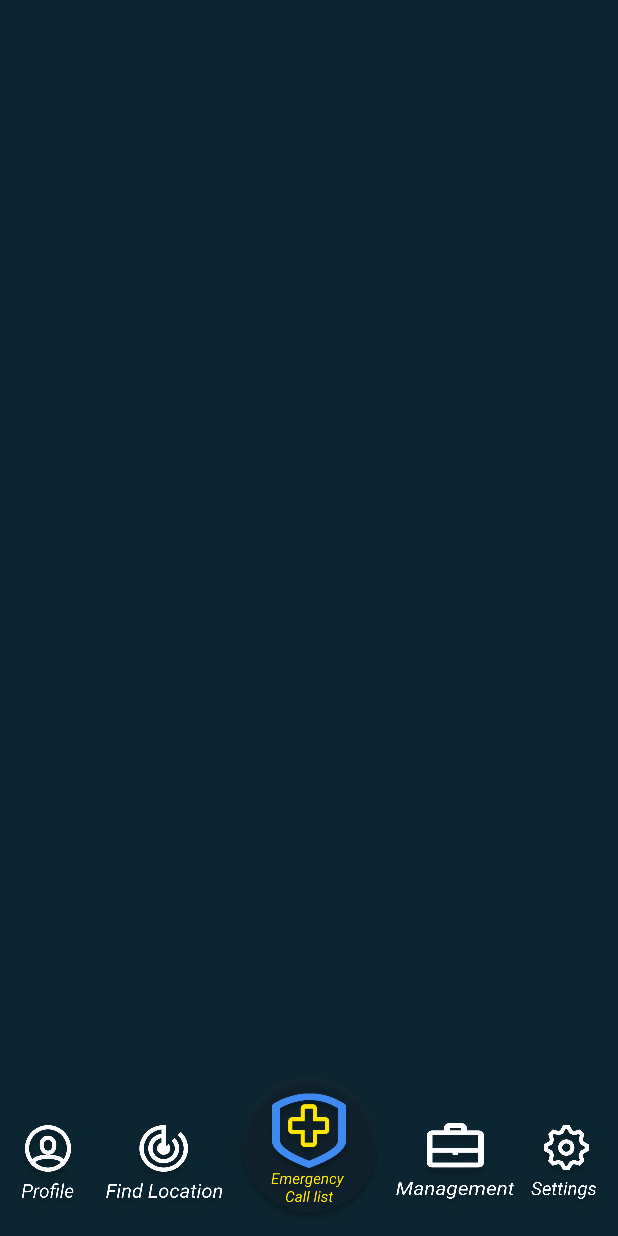
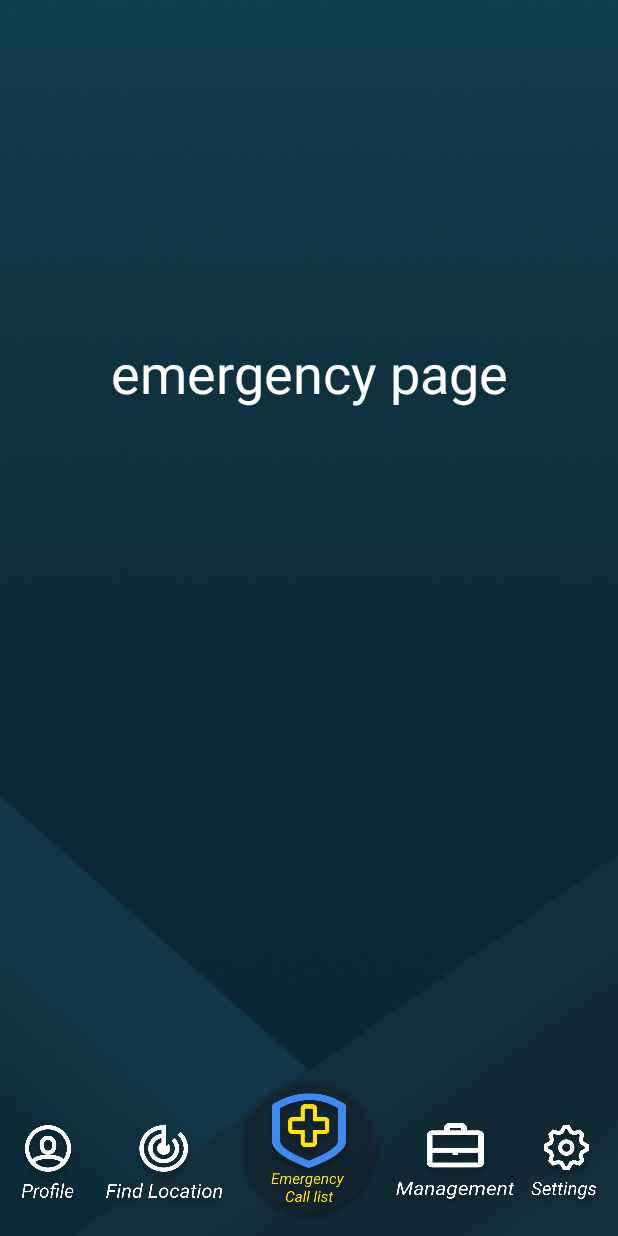
Before and after one commit to wosmaker/ESCAapp, an Android app: the MainAppActivity screen opened directly, with no data from a screen before it, on a phone screen of 412 x 824 dp. Run offline under Robolectric (Android 15) with nearby library versions, the phone set to English and light mode, and no system bars; our stand-ins replace androidx.preference.

Commit message:
update :: layout & first run

```diff
--- a/app/build.gradle
+++ b/app/build.gradle
@@ -42,6 +42,7 @@
     implementation 'androidx.navigation:navigation-fragment-ktx:2.0.0'
     implementation 'androidx.navigation:navigation-ui-ktx:2.0.0'
     implementation 'com.google.android.gms:play-services-plus:17.0.0'
+    implementation 'androidx.preference:preference:1.1.0-alpha05'
     testImplementation 'junit:junit:4.12'
     androidTestImplementation 'androidx.test.ext:junit:1.1.0'
     androidTestImplementation 'androidx.test.espresso:espresso-core:3.1.1'
--- a/app/src/main/java/com/app/escaapp/FirstTime.kt
+++ b/app/src/main/java/com/app/escaapp/FirstTime.kt
@@ -15,10 +15,9 @@
         setContentView(R.layout.activity_first_time)
 
         bt_begin_now.setOnClickListener {
-            var intent = Intent(this, MainAppActivity::class.java)
+            val intent = Intent(this, MainAppActivity::class.java)
             startActivity(intent)
         }
-
     }
 
 }
--- a/app/src/main/java/com/app/escaapp/ui/setting/SettingFragment.kt
+++ b/app/src/main/java/com/app/escaapp/ui/setting/SettingFragment.kt
@@ -5,6 +5,7 @@
 import android.view.LayoutInflater
 import android.view.View
 import android.view.ViewGroup
+import androidx.preference.PreferenceFragmentCompat
 import com.app.escaapp.R
 import kotlinx.android.synthetic.main.fragment_location.view.*
 import kotlinx.android.synthetic.main.fragment_setting.view.*
@@ -22,8 +23,6 @@
     ): View? {
         val view =  inflater.inflate(R.layout.fragment_setting, container, false)
 
-        view.textView.text = "Hello world setting page"
-
         return view
     }
 
--- /dev/null
+++ b/app/src/main/res/drawable/radius.xml
@@ -0,0 +1,5 @@
+<?xml version="1.0" encoding="utf-8"?>
+<shape xmlns:android="http://schemas.android.com/apk/res/android" android:shape="rectangle">
+    <solid android:color="@color/bg_app"/>
+    <corners android:radius="30dp"/>
+</shape>
--- a/app/src/main/res/layout/background.xml
+++ b/app/src/main/res/layout/background.xml
@@ -5,6 +5,16 @@
     android:layout_width="match_parent"
     android:layout_height="match_parent"
     android:orientation="vertical">
+
+    <ImageView
+        android:id="@+id/bg"
+        android:layout_width="0dp"
+        android:layout_height="0dp"
+        app:layout_constraintBottom_toBottomOf="parent"
+        app:layout_constraintEnd_toEndOf="parent"
+        app:layout_constraintStart_toStartOf="parent"
+        app:layout_constraintTop_toTopOf="parent"
+        app:srcCompat="@color/bg_app" />
 
     <ImageView
         android:id="@+id/imageView"
@@ -16,14 +26,4 @@
         app:layout_constraintTop_toTopOf="parent"
         app:srcCompat="@drawable/bg_app" />
 
-    <ImageView
-        android:id="@+id/bg"
-        android:layout_width="0dp"
-        android:layout_height="0dp"
-        app:layout_constraintBottom_toBottomOf="parent"
-        app:layout_constraintEnd_toEndOf="parent"
-        app:layout_constraintStart_toStartOf="parent"
-        app:layout_constraintTop_toTopOf="parent"
-        app:srcCompat="@color/bg_app" />
-
 </androidx.constraintlayout.widget.ConstraintLayout>
--- /dev/null
+++ b/app/src/main/res/values/arrays.xml
@@ -0,0 +1,35 @@
+<resources>
+    <!-- Reply Preference -->
+    <string-array name="reply_entries">
+        <item>Reply</item>
+        <item>Reply to all</item>
+    </string-array>
+
+    <string-array name="reply_values">
+        <item>reply</item>
+        <item>reply_all</item>
+    </string-array>
+
+    <string-array name="pref_backup_frequency_entries">
+        <item>never</item>
+        <item>1 hour</item>
+        <item>2 hours</item>
+        <item>5 hours</item>
+        <item>12 hours</item>
+        <item>24 hours</item>
+        <item>3 days</item>
+        <item>7 days</item>
+    </string-array>
+
+    <string-array name="pref_backup_frequency_values">
+        <item>0</item>
+        <item>1</item>
+        <item>2</item>
+        <item>5</item>
+        <item>12</item>
+        <item>24</item>
+        <item>72</item>
+        <item>168</item>
+    </string-array>
+
+</resources>
--- a/app/src/main/res/values/styles.xml
+++ b/app/src/main/res/values/styles.xml
@@ -14,7 +14,10 @@
     </style>
 
     <style name="AppTheme.AppBarOverlay" parent="ThemeOverlay.AppCompat.Dark.ActionBar" />
-
     <style name="AppTheme.PopupOverlay" parent="ThemeOverlay.AppCompat.Light" />
 
+    <style name="PreferencesTheme" >
+        <item name="android:title">#FFFFFF</item>
+    </style>
+
 </resources>
--- /dev/null
+++ b/app/src/main/res/xml/root_preferences.xml
@@ -0,0 +1,55 @@
+<!--
+  ~ Copyright 2018 The app Open Source Project
+  ~
+  ~ Licensed under the Apache License, Version 2.0 (the "License");
+  ~ you may not use this file except in compliance with the License.
+  ~ You may obtain a copy of the License at
+  ~
+  ~      http://www.apache.org/licenses/LICENSE-2.0
+  ~
+  ~ Unless required by applicable law or agreed to in writing, software
+  ~ distributed under the License is distributed on an "AS IS" BASIS,
+  ~ WITHOUT WARRANTIES OR CONDITIONS OF ANY KIND, either express or implied.
+  ~ See the License for the specific language governing permissions and
+  ~ limitations under the License.
+  -->
+
+<PreferenceScreen xmlns:android="http://schemas.android.com/apk/res/android"
+    xmlns:app="http://schemas.android.com/apk/res-auto"
+    >
+
+    <PreferenceCategory app:title="@string/messages_header">
+
+        <EditTextPreference
+            app:key="signature"
+            app:title="@string/signature_title"
+            app:useSimpleSummaryProvider="true"
+            >
+        </EditTextPreference>
+
+        <ListPreference
+            app:defaultValue="reply"
+            app:entries="@array/reply_entries"
+            app:entryValues="@array/reply_values"
+            app:key="reply"
+            app:title="@string/reply_title"
+            app:useSimpleSummaryProvider="true" />
+
+    </PreferenceCategory>
+
+    <PreferenceCategory app:title="@string/sync_header">
+
+        <SwitchPreferenceCompat
+            app:key="sync"
+            app:title="@string/sync_title" />
+
+        <SwitchPreferenceCompat
+            app:dependency="sync"
+            app:key="attachment"
+            app:summaryOff="@string/attachment_summary_off"
+            app:summaryOn="@string/attachment_summary_on"
+            app:title="@string/attachment_title" />
+
+    </PreferenceCategory>
+
+</PreferenceScreen>
```
Also changed, not shown: app/src/main/AndroidManifest.xml (+10 -33 lines), app/src/main/java/com/app/escaapp/MainActivity.kt (+17 -12 lines), app/src/main/java/com/app/escaapp/MainAppActivity.kt (+82 -74 lines), app/src/main/res/layout/fragment_setting.xml (+9 -17 lines), app/src/main/res/values/strings.xml (+67 -0 lines), app/src/main/res/xml/pref_settings.xml (added, +98 -0 lines), 1 other file.
